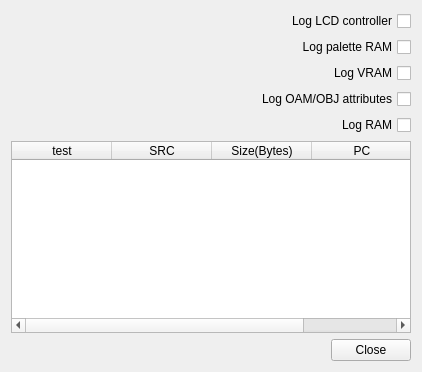
Qt form src/platform/qt/DMALogger.ui (gberthou/mgba) before a commit.
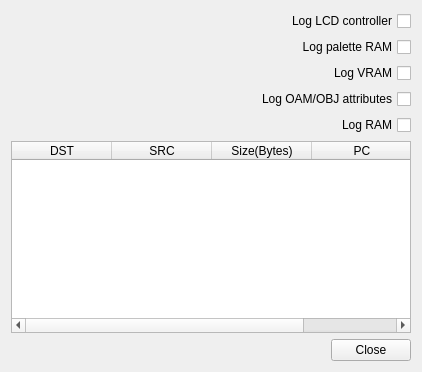
The same form after that commit.

Commit message: Qt: DMA logger autoscroll

```diff
--- a/src/platform/qt/DMALogger.ui
+++ b/src/platform/qt/DMALogger.ui
@@ -102,7 +102,7 @@
      </property>
      <column>
       <property name="text">
-       <string>test</string>
+       <string>DST</string>
       </property>
      </column>
      <column>
```
The commit also changes 1 other file.
